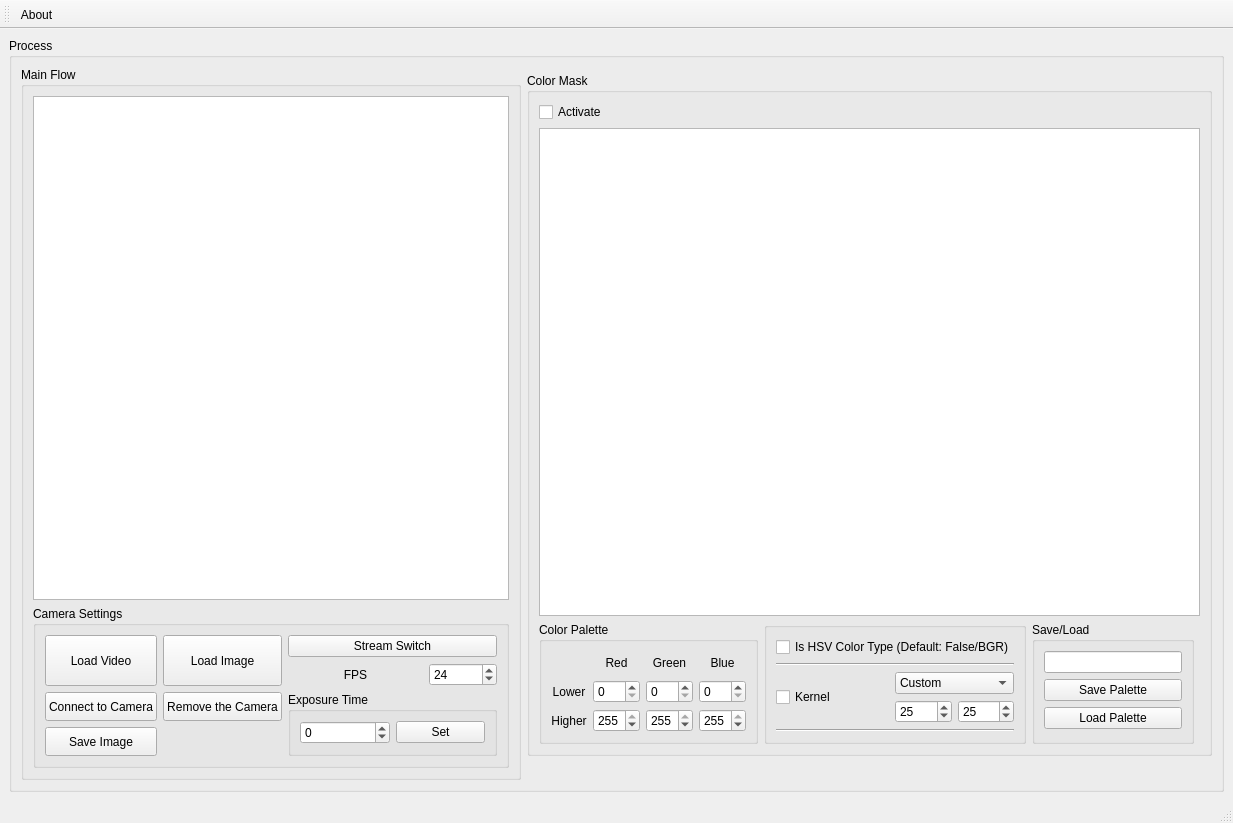
Before: the Qt Designer form color_Palette_UI.ui in msaidbilgehan/Color-Palette-UI, drawn with Qt 5.
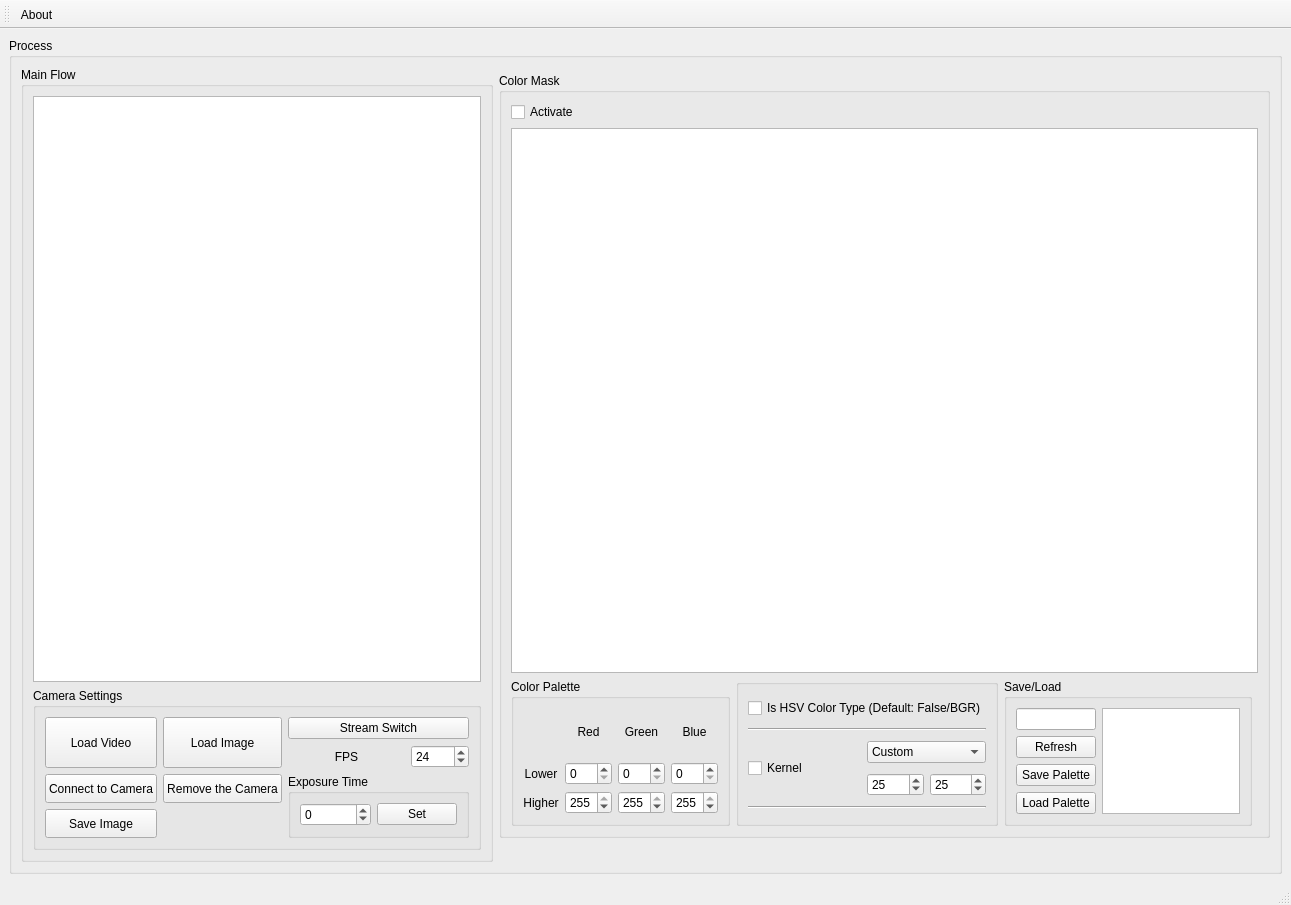
After: the same form once the commit is applied. Custom widgets are drawn as their Qt base class.

What changed in the file:
```diff
--- a/color_Palette_UI.ui
+++ b/color_Palette_UI.ui
@@ -7,8 +7,8 @@
    <rect>
     <x>0</x>
     <y>0</y>
-    <width>1233</width>
-    <height>823</height>
+    <width>1291</width>
+    <height>905</height>
    </rect>
   </property>
   <property name="windowTitle">
@@ -424,24 +424,34 @@
             <property name="title">
              <string>Save/Load</string>
             </property>
-            <layout class="QVBoxLayout" name="verticalLayout">
-             <item>
-              <widget class="QLineEdit" name="lineEdit_color_palette_name"/>
-             </item>
-             <item>
-              <widget class="QPushButton" name="pushButton_Save_Palette">
+            <layout class="QGridLayout" name="gridLayout_7">
+             <item row="3" column="0">
+              <widget class="QPushButton" name="pushButton_save_palette">
                <property name="text">
                 <string>Save Palette</string>
                </property>
               </widget>
              </item>
-             <item>
-              <widget class="QPushButton" name="pushButton_Load_Palette">
+             <item row="1" column="0">
+              <widget class="QLineEdit" name="lineEdit_color_palette_name"/>
+             </item>
+             <item row="4" column="0">
+              <widget class="QPushButton" name="pushButton_load_palette">
                <property name="text">
                 <string>Load Palette</string>
                </property>
               </widget>
              </item>
+             <item row="1" column="1" rowspan="4">
+              <widget class="QListWidget" name="listWidget_color_palettes"/>
+             </item>
+             <item row="2" column="0">
+              <widget class="QPushButton" name="pushButton_refresh_palettes">
+               <property name="text">
+                <string>Refresh</string>
+               </property>
+              </widget>
+             </item>
             </layout>
            </widget>
           </item>
```
